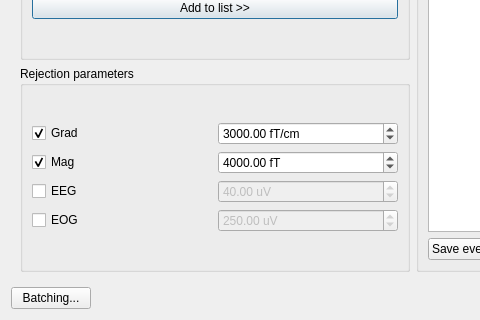
This is meggie_batch/ui/qt4Designer_ui_files/eventSelectionDialog.ui in cibr-jyu/meggie as Qt 5 draws it before an edit; both pictures show x 0 to 480 and y 377 to 697 of the 825 by 697 pixel window. The edited form follows.
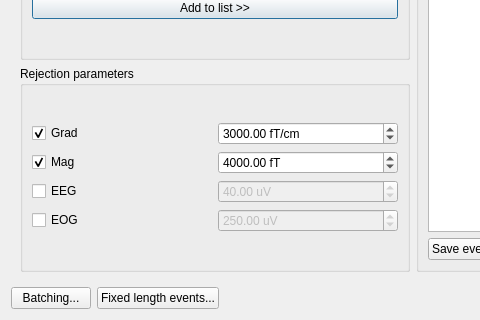
This is the edited form.

Commit message: Fixed length epochs. Power spectrum saved to file.

The edit to the form file:
```diff
--- a/meggie_batch/ui/qt4Designer_ui_files/eventSelectionDialog.ui
+++ b/meggie_batch/ui/qt4Designer_ui_files/eventSelectionDialog.ui
@@ -470,6 +470,13 @@
        </property>
       </widget>
      </item>
+     <item>
+      <widget class="QPushButton" name="pushButtonFixedLength">
+       <property name="text">
+        <string>Fixed length events...</string>
+       </property>
+      </widget>
+     </item>
      <item>
       <spacer name="horizontalSpacer_2">
        <property name="orientation">
```
The commit also changes 10 other files.
